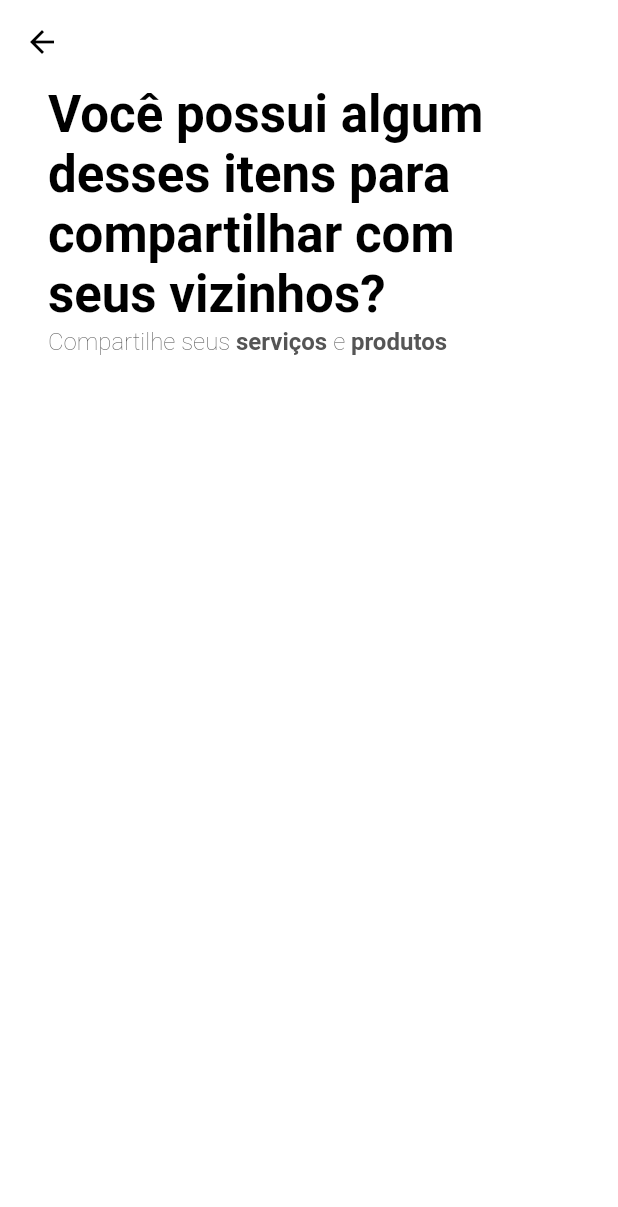
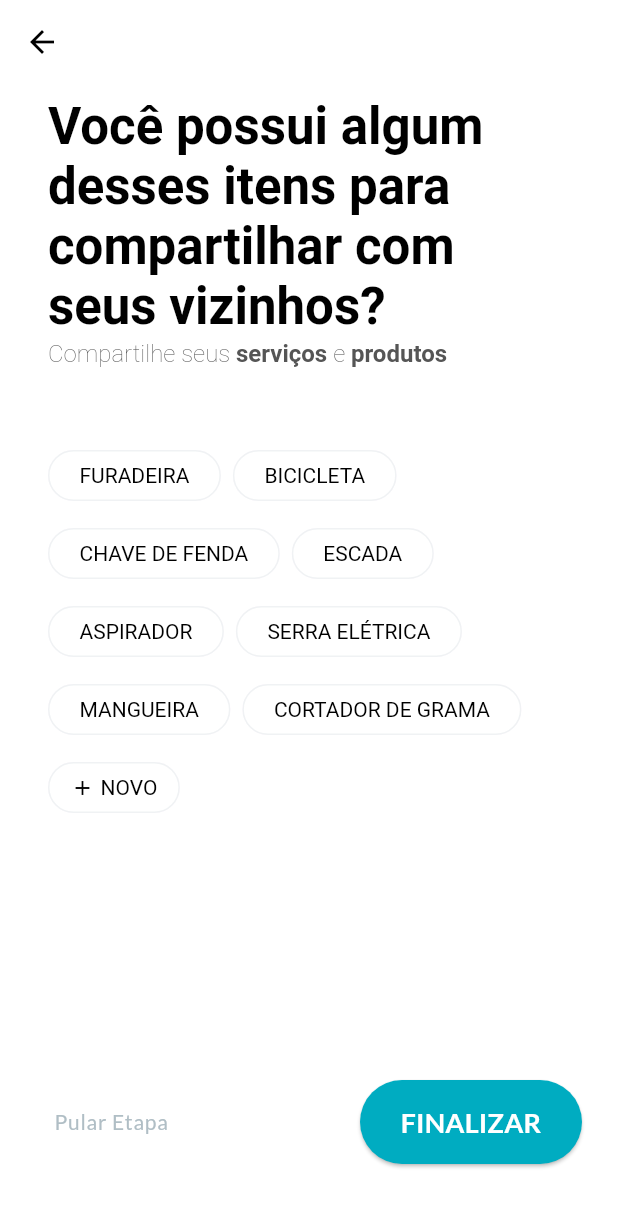
Before and after one commit to savioluis/kondus_app, a Flutter app: the LendYourProductsPage screen opened by its route, on a phone screen of 412 x 824 dp. Shown: the top 1207 px of the screen. Run offline on Flutter 3.47's test engine with Material 3 defaults, Android fonts, the phone set to English and light mode, and no system bars; our stand-ins replace get_it, google_fonts, shared_preferences; accounts and stored records are empty.

Commit message:
feat: add lend your products page

```diff
--- a/lib/src/modules/lend_your_products/presentation/lend_your_products_page.dart
+++ b/lib/src/modules/lend_your_products/presentation/lend_your_products_page.dart
@@ -1,7 +1,10 @@
-// ignore_for_file: prefer_const_constructors
-
 import 'package:flutter/material.dart';
+import 'package:kondus/src/modules/lend_your_products/widgets/item_chip.dart';
+import 'package:kondus/src/modules/shared/theme/app_theme.dart';
+import 'package:kondus/src/modules/shared/theme/theme_extension.dart';
 import 'package:kondus/src/modules/shared/widgets/header_section.dart';
+import 'package:kondus/src/modules/shared/widgets/kondus_app_bar.dart';
+import 'package:kondus/src/modules/shared/widgets/kondus_elevated_button.dart';
 
 class LendYourProductsPage extends StatefulWidget {
   const LendYourProductsPage({super.key});
@@ -11,19 +14,63 @@ class LendYourProductsPage extends StatefulWidget {
 }
 
 class _LendYourProductsPageState extends State<LendYourProductsPage> {
+  List<String> selectedItems = [];
+
+  final List<String> items = [
+    'Furadeira',
+    'Bicicleta',
+    'Chave de Fenda',
+    'Escada',
+    'Aspirador',
+    'Serra Elétrica',
+    'Mangueira',
+    'Cortador de Grama',
+  ];
+
   @override
   Widget build(BuildContext context) {
     return Scaffold(
-      appBar: AppBar(
-        elevation: 0,
+      appBar: const KondusAppBar(),
+      bottomNavigationBar: Container(
+        padding: const EdgeInsets.only(bottom: 48),
+        child: Row(
+          mainAxisAlignment: MainAxisAlignment.spaceBetween,
+          children: [
+            Padding(
+              padding: const EdgeInsets.symmetric(horizontal: 24),
+              child: TextButton(
+                onPressed: () => Navigator.of(context).pop(),
+                child: Text(
+                  'Pular Etapa',
+                  style: context.textTheme.labelMedium?.copyWith(
+                    color: context.lightGreyColor,
+                    fontSize: 14,
+                  ),
+                ),
+              ),
+            ),
+            Padding(
+              padding: const EdgeInsets.symmetric(horizontal: 24.0),
+              child: SizedBox(
+                width: 148,
+                child: KondusButton(
+                  label: 'FINALIZAR',
+                  onPressed: () {
+                    print(selectedItems);
+                  },
+                ),
+              ),
+            ),
+          ],
+        ),
       ),
       body: SingleChildScrollView(
         child: Padding(
           padding: const EdgeInsets.symmetric(horizontal: 32),
           child: Column(
             crossAxisAlignment: CrossAxisAlignment.start,
-            children: const [
-              HeaderSection(
+            children: [
+              const HeaderSection(
                 titleSize: 34,
                 subTitleSize: 16,
                 title:
@@ -41,6 +88,64 @@ class _LendYourProductsPageState extends State<LendYourProductsPage> {
                   ),
                 ],
               ),
+              const SizedBox(height: 48),
+              Wrap(
+                spacing: 8,
+                runSpacing: 4,
+                children: [
+                  ...items.map((item) {
+                    return ItemChip(
+                      text: item,
+                      isSelected: selectedItems.contains(item),
+                      onTap: () {
+                        setState(() {
+                          if (selectedItems.contains(item)) {
+                            selectedItems.remove(item);
+                          } else if (selectedItems.length < 9) {
+                            selectedItems.add(item);
+                          }
+                        });
+                      },
+                    );
+                  }),
+                  // Chip de adicionar mais
+                  GestureDetector(
+                    onTap: () {
+                      Navigator.push(
+                        context,
+                        MaterialPageRoute(
+                          builder: (context) => const OtherPage(),
+                        ),
+                      );
+                    },
+                    child: Chip(
+                      padding: const EdgeInsets.all(6),
+                      label: Row(
+                        mainAxisSize: MainAxisSize.min,
+                        children: [
+                          Icon(
+                            Icons.add,
+                            size: 16,
+                            color: context.primaryColor,
+                          ),
+                          const SizedBox(width: 4),
+                          const Text('NOVO'),
+                        ],
+                      ),
+                      backgroundColor: context.surfaceColor,
+                      shape: RoundedRectangleBorder(
+                        side: BorderSide(
+                          color: context.lightGreyColor.withOpacity(0.1),
+                        ),
+                        borderRadius: BorderRadius.circular(18),
+                      ),
+                      labelStyle: TextStyle(
+                        color: context.primaryColor,
+                      ),
+                    ),
+                  ),
+                ],
+              ),
             ],
           ),
         ),
@@ -48,3 +153,16 @@ class _LendYourProductsPageState extends State<LendYourProductsPage> {
     );
   }
 }
+
+// Exemplo de outra página
+class OtherPage extends StatelessWidget {
+  const OtherPage({super.key});
+
+  @override
+  Widget build(BuildContext context) {
+    return Scaffold(
+      appBar: AppBar(title: Text('Outra Página')),
+      body: Center(child: Text('Conteúdo da outra página')),
+    );
+  }
+}
--- /dev/null
+++ b/lib/src/modules/lend_your_products/widgets/item_chip.dart
@@ -0,0 +1,56 @@
+import 'package:flutter/material.dart';
+import 'package:kondus/src/modules/shared/theme/app_theme.dart';
+
+class ItemChip extends StatefulWidget {
+  const ItemChip({
+    required this.text,
+    required this.onTap,
+    this.isSelected = false,
+    super.key,
+  });
+
+  final String text;
+  final VoidCallback onTap;
+  final bool isSelected;
+
+  @override
+  _ItemChipState createState() => _ItemChipState();
+}
+
+class _ItemChipState extends State<ItemChip> {
+  late bool _isSelected;
+
+  @override
+  void initState() {
+    super.initState();
+    _isSelected = widget.isSelected;
+  }
+
+  @override
+  Widget build(BuildContext context) {
+    return GestureDetector(
+      onTap: () {
+        setState(() {
+          _isSelected = !_isSelected;
+        });
+        widget.onTap();
+      },
+      child: Container(
+        // margin: const EdgeInsets.only(right: 8.0),
+        child: Chip(
+          label: Text(widget.text.toUpperCase()),
+          backgroundColor: _isSelected ? context.blueColor : context.surfaceColor,
+          shape: RoundedRectangleBorder(
+            side: BorderSide(
+              color: context.lightGreyColor.withOpacity(0.1),
+            ),
+            borderRadius: BorderRadius.circular(18),
+          ),
+          labelStyle: TextStyle(
+            color: _isSelected ? context.whiteColor : context.primaryColor,
+          ),
+        ),
+      ),
+    );
+  }
+}
```
